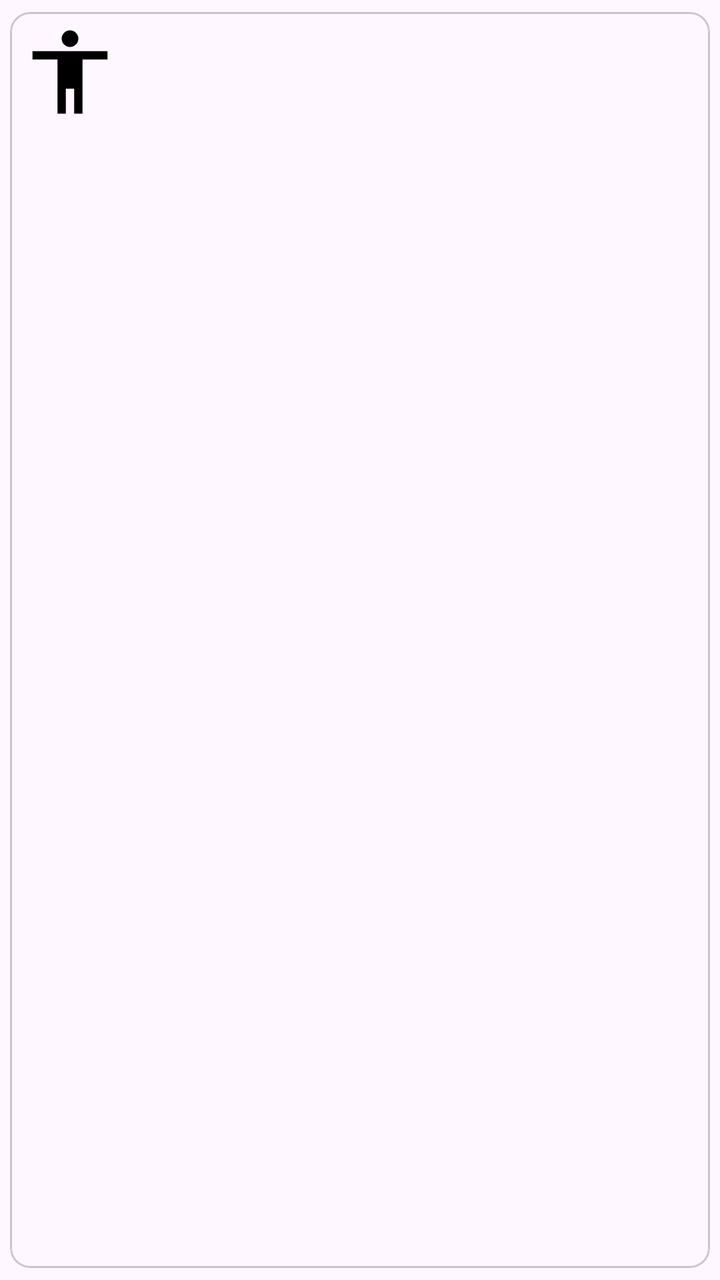
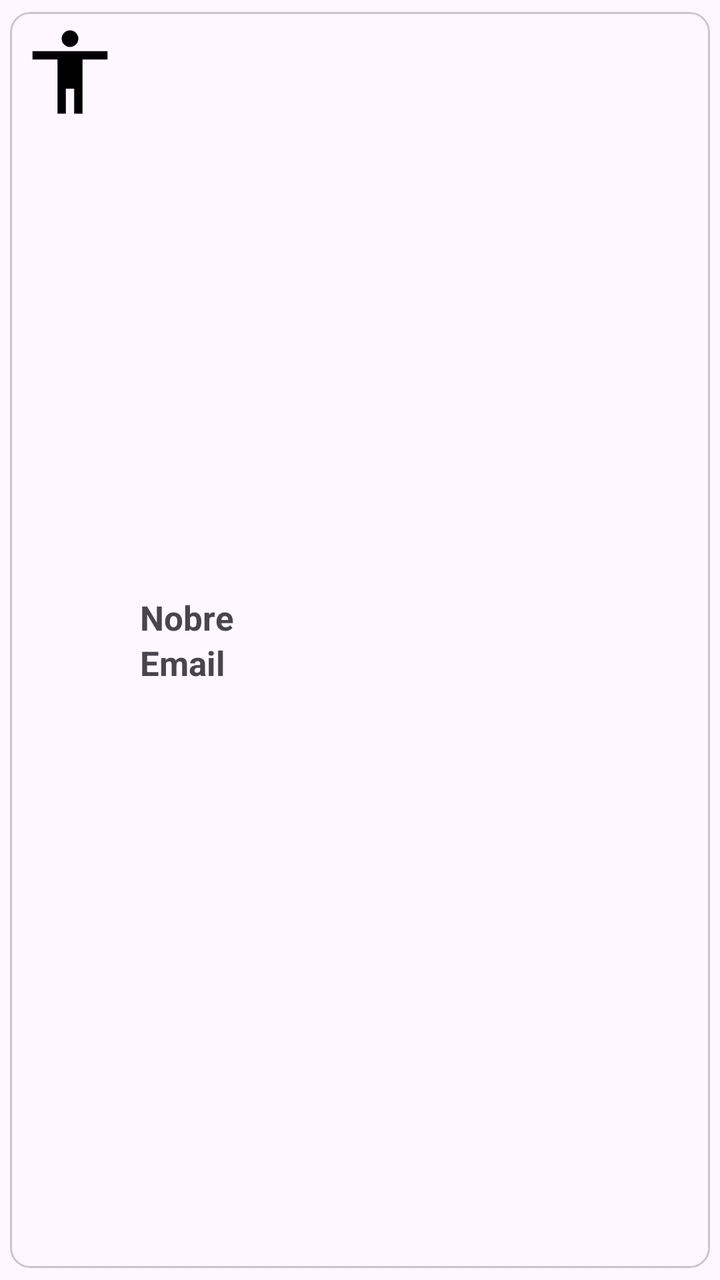

The first picture is an Android layout as it rendered before a commit; the second is the same layout after the commit. The layout source and the unified diff follow.
<!-- AndroidManifest.xml: application theme Theme.AppCompraYVenta -->
<!-- res/layout/item_usuario.xml -->
<?xml version="1.0" encoding="utf-8"?>
<com.google.android.material.card.MaterialCardView xmlns:android="http://schemas.android.com/apk/res/android"
    xmlns:app="http://schemas.android.com/apk/res-auto"
    android:layout_width="match_parent"
    android:layout_height="wrap_content"
    android:clickable="true"
    android:focusable="true"
    android:foreground="?android:attr/selectableItemBackground"
    app:cardUseCompatPadding="true"
    android:padding="0.2dp"
    app:cardCornerRadius="10dp">

    <androidx.appcompat.widget.LinearLayoutCompat
        android:layout_width="match_parent"
        android:layout_height="match_parent"
        android:orientation="horizontal"
        android:padding="5dp"
        >

        <androidx.appcompat.widget.AppCompatImageView
            android:id="@+id/item_imagen"
            android:src="@drawable/ic_imagen_perfil"
            android:scaleType="centerCrop"
            android:layout_width="50dp"
            android:layout_height="50dp">

        </androidx.appcompat.widget.AppCompatImageView>

        <androidx.appcompat.widget.LinearLayoutCompat
            android:layout_width="match_parent"
            android:layout_height="match_parent"
            android:layout_marginStart="10dp"
            android:orientation="vertical"
            android:gravity="center_vertical|start"
            >
            <TextView
                android:layout_width="wrap_content"
                android:layout_height="wrap_content"
                android:id="@+id/item_uid"
                android:text="@string/item_uid"
                android:visibility="gone"
                />

        </androidx.appcompat.widget.LinearLayoutCompat>

    </androidx.appcompat.widget.LinearLayoutCompat>
</com.google.android.material.card.MaterialCardView>
<!-- resources referenced by this layout -->
<resources>
  <!-- drawable ic_imagen_perfil (drawable) -->
  <vector xmlns:android="http://schemas.android.com/apk/res/android" android:height="24dp" android:tint="#000000" android:viewportHeight="960" android:viewportWidth="960" android:width="24dp">
        
      <path android:fillColor="@android:color/white" android:pathData="M423.5,216.5Q400,193 400,160Q400,127 423.5,103.5Q447,80 480,80Q513,80 536.5,103.5Q560,127 560,160Q560,193 536.5,216.5Q513,240 480,240Q447,240 423.5,216.5ZM360,880L360,360L120,360L120,280L840,280L840,360L600,360L600,880L520,880L520,640L440,640L440,880L360,880Z"/>
      
  </vector>
  <string name="item_uid">UID</string>
  <style name="Theme.AppCompraYVenta" parent="Base.Theme.AppCompraYVenta" />
  <style name="Base.Theme.AppCompraYVenta" parent="Theme.Material3.DayNight.NoActionBar">
          
          
      </style>
</resources>

<!-- the commit's change to res/layout/item_usuario.xml (unified diff, before → after) -->
@@ -41,6 +41,24 @@
                 android:visibility="gone"
                 />
 
+            <TextView
+                android:layout_width="wrap_content"
+                android:layout_height="wrap_content"
+                android:id="@+id/item_nombre"
+                android:text="@string/item_nombre"
+                android:textStyle="bold"
+                android:textSize="17sp"
+            />
+
+            <TextView
+                android:layout_width="wrap_content"
+                android:layout_height="wrap_content"
+                android:id="@+id/item_email"
+                android:text="@string/item_email"
+                android:textStyle="bold"
+                android:textSize="17sp"
+            />
+
         </androidx.appcompat.widget.LinearLayoutCompat>
 
     </androidx.appcompat.widget.LinearLayoutCompat>
<!-- resource entries referenced after the edit -->
@@ -6,6 +6,8 @@
       <path android:fillColor="@android:color/white" android:pathData="M423.5,216.5Q400,193 400,160Q400,127 423.5,103.5Q447,80 480,80Q513,80 536.5,103.5Q560,127 560,160Q560,193 536.5,216.5Q513,240 480,240Q447,240 423.5,216.5ZM360,880L360,360L120,360L120,280L840,280L840,360L600,360L600,880L520,880L520,640L440,640L440,880L360,880Z"/>
       
   </vector>
+  <string name="item_email">Email</string>
+  <string name="item_nombre">Nobre</string>
   <string name="item_uid">UID</string>
   <style name="Theme.AppCompraYVenta" parent="Base.Theme.AppCompraYVenta" />
   <style name="Base.Theme.AppCompraYVenta" parent="Theme.Material3.DayNight.NoActionBar">
